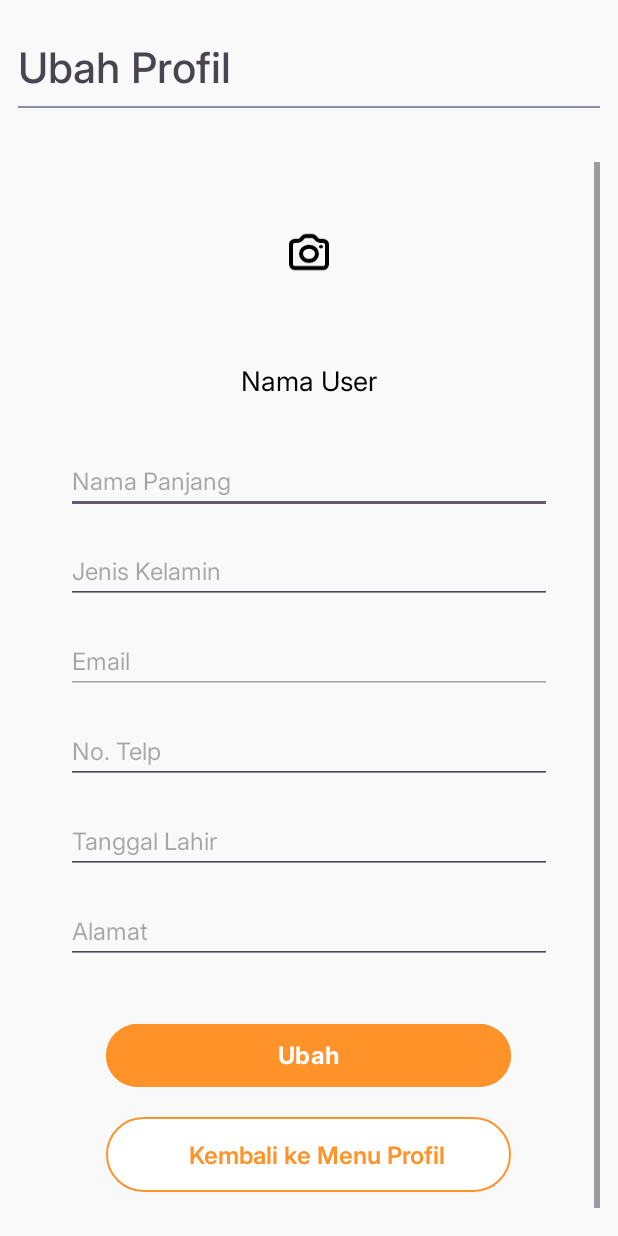
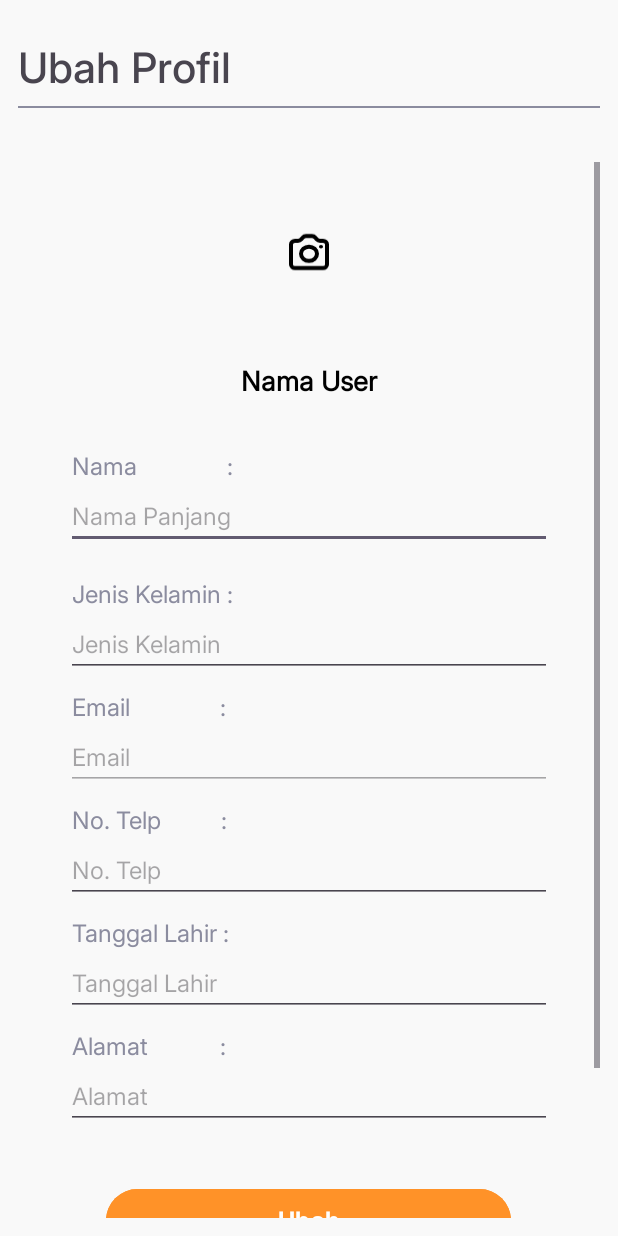
Before and after one commit to riandafatur28/Project_PelatihanKu, an Android app: the layout fragment_edit_profil.xml on its own in the app's theme, with its tools: preview values and no code run, on a phone screen of 412 x 824 dp. Run offline under Robolectric (Android 15) with nearby library versions, the phone set to English and light mode, and no system bars.

Commit message:
memperbarui fragment_edit_profil.xml

```diff
--- a/app/src/main/res/layout/fragment_edit_profil.xml
+++ b/app/src/main/res/layout/fragment_edit_profil.xml
@@ -1,13 +1,13 @@
 <?xml version="1.0" encoding="utf-8"?>
 <LinearLayout xmlns:android="http://schemas.android.com/apk/res/android"
+    xmlns:app="http://schemas.android.com/apk/res-auto"
     xmlns:tools="http://schemas.android.com/tools"
+    android:id="@+id/containerProfil"
     android:layout_width="match_parent"
     android:layout_height="match_parent"
-    xmlns:app="http://schemas.android.com/apk/res-auto"
+    android:background="@color/white"
     android:orientation="vertical"
     android:padding="12dp"
-    android:background="@color/white"
-    android:id="@+id/containerProfil"
     tools:context=".FragmentProfil">
 
     <!-- Header Profil -->
@@ -15,8 +15,8 @@
         android:id="@+id/layerprofil"
         android:layout_width="match_parent"
         android:layout_height="wrap_content"
-        android:orientation="vertical"
-        android:layout_marginBottom="24dp">
+        android:layout_marginBottom="24dp"
+        android:orientation="vertical">
 
         <TextView
             android:id="@+id/textProfil"
@@ -57,10 +57,10 @@
                     android:layout_width="120dp"
                     android:layout_height="120dp"
                     android:layout_gravity="center"
+                    android:contentDescription="Profile Image"
                     android:scaleType="centerCrop"
                     android:src="@drawable/gambar_user"
-                    app:shapeAppearanceOverlay="@style/CircleImage"
-                    android:contentDescription="Profile Image" /><!-- Gambar default untuk profil -->
+                    app:shapeAppearanceOverlay="@style/CircleImage" /><!-- Gambar default untuk profil -->
 
                 <!-- Ikon Kamera di Atas Gambar Profil -->
                 <ImageView
@@ -77,86 +77,147 @@
                 android:id="@+id/namaUser"
                 android:layout_width="match_parent"
                 android:layout_height="wrap_content"
-                android:text="Nama User"
-                android:gravity="center"
                 android:layout_marginTop="12dp"
                 android:fontFamily="@font/inter_regular"
+                android:gravity="center"
+                android:text="Nama User"
+                android:textColor="@color/font_black"
                 android:textSize="18sp"
-                android:textColor="@color/font_black" />
+                android:textStyle="bold" />
 
             <!-- Form Edit Profil -->
             <LinearLayout
                 android:layout_width="match_parent"
                 android:layout_height="wrap_content"
-                android:orientation="vertical"
-                android:layout_marginTop="16dp">
+                android:layout_marginTop="16dp"
+                android:orientation="vertical">
+
+                <TextView
+                    android:id="@+id/Labeleditnama"
+                    android:layout_width="match_parent"
+                    android:layout_height="wrap_content"
+                    android:layout_marginHorizontal="36dp"
+                    android:layout_marginTop="16dp"
+                    android:fontFamily="@font/inter_regular"
+                    android:text="Nama               :"
+                    android:textColor="@color/font_tint"
+                    android:textSize="16sp" />
 
                 <EditText
                     android:id="@+id/editnamaProfil"
                     android:layout_width="match_parent"
                     android:layout_height="wrap_content"
-                    android:layout_marginTop="16dp"
                     android:layout_marginHorizontal="32dp"
+                    android:fontFamily="@font/inter_regular"
                     android:hint="Nama Panjang"
                     android:textColor="@color/font_black"
+                    android:textSize="16sp" />
+
+                <TextView
+                    android:id="@+id/Labeleditjs"
+                    android:layout_width="match_parent"
+                    android:layout_height="wrap_content"
+                    android:layout_marginHorizontal="36dp"
+                    android:layout_marginTop="18dp"
                     android:fontFamily="@font/inter_regular"
+                    android:text="Jenis Kelamin :"
+                    android:textColor="@color/font_tint"
                     android:textSize="16sp" />
 
                 <EditText
                     android:id="@+id/editJKProfil"
                     android:layout_width="match_parent"
                     android:layout_height="wrap_content"
-                    android:layout_marginTop="16dp"
                     android:layout_marginHorizontal="32dp"
+                    android:fontFamily="@font/inter_regular"
                     android:hint="Jenis Kelamin"
                     android:textColor="@color/font_black"
+                    android:textSize="16sp" />
+
+                <TextView
+                    android:id="@+id/Labeleditemail"
+                    android:layout_width="match_parent"
+                    android:layout_height="wrap_content"
+                    android:layout_marginHorizontal="36dp"
+                    android:layout_marginTop="8dp"
                     android:fontFamily="@font/inter_regular"
+                    android:text="Email               :"
+                    android:textColor="@color/font_tint"
                     android:textSize="16sp" />
 
                 <EditText
                     android:id="@+id/editemailProfil"
                     android:layout_width="match_parent"
                     android:layout_height="wrap_content"
-                    android:layout_marginTop="16dp"
                     android:layout_marginHorizontal="32dp"
-                    android:hint="Email"
                     android:enabled="false"
                     android:focusable="false"
+                    android:fontFamily="@font/inter_regular"
+                    android:hint="Email"
                     android:textColor="@color/font_black"
+                    android:textSize="16sp" />
+
+                <TextView
+                    android:id="@+id/Labeleditnotelp"
+                    android:layout_width="match_parent"
+                    android:layout_height="wrap_content"
+                    android:layout_marginHorizontal="36dp"
+                    android:layout_marginTop="8dp"
                     android:fontFamily="@font/inter_regular"
+                    android:text="No. Telp          :"
+                    android:textColor="@color/font_tint"
                     android:textSize="16sp" />
 
                 <EditText
                     android:id="@+id/editNoTelpProfil"
                     android:layout_width="match_parent"
                     android:layout_height="wrap_content"
-                    android:layout_marginTop="16dp"
                     android:layout_marginHorizontal="32dp"
+                    android:fontFamily="@font/inter_regular"
                     android:hint="No. Telp"
                     android:textColor="@color/font_black"
+                    android:textSize="16sp" />
+
+                <TextView
+                    android:id="@+id/Labeleditttl"
+                    android:layout_width="match_parent"
+                    android:layout_height="wrap_content"
+                    android:layout_marginHorizontal="36dp"
+                    android:layout_marginTop="8dp"
                     android:fontFamily="@font/inter_regular"
+                    android:text="Tanggal Lahir :"
+                    android:textColor="@color/font_tint"
                     android:textSize="16sp" />
 
                 <EditText
                     android:id="@+id/editTTLProfil"
                     android:layout_width="match_parent"
                     android:layout_height="wrap_content"
-                    android:layout_marginTop="16dp"
                     android:layout_marginHorizontal="32dp"
+                    android:fontFamily="@font/inter_regular"
                     android:hint="Tanggal Lahir"
                     android:textColor="@color/font_black"
+                    android:textSize="16sp" />
+
+                <TextView
+                    android:id="@+id/Labeleditalamat"
+                    android:layout_width="match_parent"
+                    android:layout_height="wrap_content"
+                    android:layout_marginHorizontal="36dp"
+                    android:layout_marginTop="8dp"
                     android:fontFamily="@font/inter_regular"
+                    android:text="Alamat            :"
+                    android:textColor="@color/font_tint"
                     android:textSize="16sp" />
 
                 <EditText
                     android:id="@+id/editalamatProfil"
                     android:layout_width="match_parent"
                     android:layout_height="wrap_content"
-                    android:layout_marginTop="16dp"
                     android:layout_marginHorizontal="32dp"
+                    android:fontFamily="@font/inter_regular"
                     android:hint="Alamat"
                     android:textColor="@color/font_black"
-                    android:fontFamily="@font/inter_regular"
                     android:textSize="16sp" />
             </LinearLayout>
 
@@ -165,42 +226,42 @@
                 android:id="@+id/buttonubahProfil"
                 android:layout_width="270dp"
                 android:layout_height="50dp"
+                android:layout_gravity="center_horizontal"
                 android:layout_marginTop="36dp"
-                android:layout_gravity="center_horizontal"
                 android:backgroundTint="@color/orange"
                 android:drawablePadding="8dp"
-                android:textSize="16sp"
                 android:fontFamily="@font/inter_bold"
                 android:gravity="center"
                 android:text="Ubah"
                 android:textAllCaps="false"
-                android:textColor="#FFFFFF" />
+                android:textColor="#FFFFFF"
+                android:textSize="16sp" />
 
             <!-- Kembali ke Menu Profil -->
             <LinearLayout
                 android:id="@+id/txtKembali"
                 android:layout_width="270dp"
                 android:layout_height="50dp"
+                android:layout_gravity="center_horizontal"
                 android:layout_marginTop="16dp"
                 android:layout_marginBottom="24dp"
                 android:background="@drawable/rounded_button_white"
-                android:gravity="center"
-                android:orientation="horizontal"
                 android:clickable="true"
                 android:focusable="true"
-                android:layout_gravity="center_horizontal">
+                android:gravity="center"
+                android:orientation="horizontal">
 
                 <TextView
                     android:id="@+id/text_Kembali"
                     android:layout_width="wrap_content"
                     android:layout_height="wrap_content"
                     android:layout_marginStart="12dp"
+                    android:background="?attr/selectableItemBackground"
                     android:fontFamily="@font/inter_semibold"
+                    android:padding="8dp"
                     android:text="Kembali ke Menu Profil"
                     android:textColor="@color/orange"
-                    android:textSize="16sp"
-                    android:background="?attr/selectableItemBackground"
-                    android:padding="8dp" />
+                    android:textSize="16sp" />
             </LinearLayout>
         </LinearLayout>
     </ScrollView>
```
